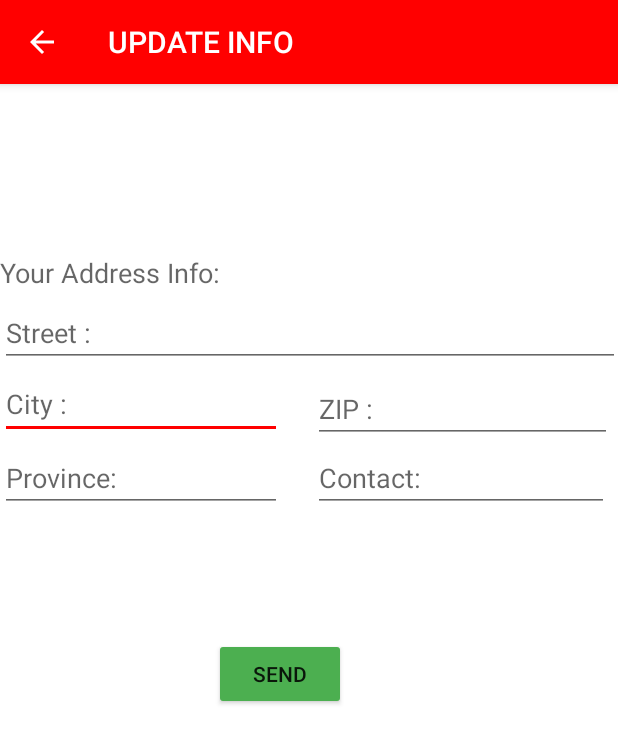
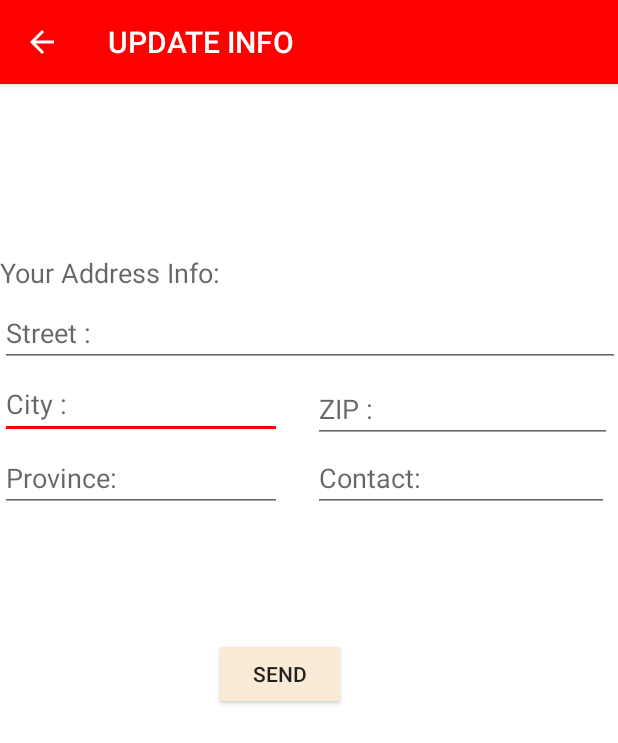
Before and after one commit to N01263842/AACTech, an Android app: the Client_Address_Info screen opened directly, with no data from a screen before it, on a phone screen of 412 x 824 dp. Shown: the top 743 px of the screen. Run offline under Robolectric (Android 15) with nearby library versions, the phone set to English and light mode, and no system bars.

Commit message:
pulling
changs

```diff
--- a/AACTech/aac_tech/src/main/res/layout/activity_client__address__info.xml
+++ b/AACTech/aac_tech/src/main/res/layout/activity_client__address__info.xml
@@ -12,7 +12,7 @@
         android:id="@+id/submit_b"
         android:layout_width="wrap_content"
         android:layout_height="wrap_content"
-        android:backgroundTint="#4CAF50"
+        android:backgroundTint="#faebd7"
         android:text="@string/submit"
         app:layout_constraintBottom_toBottomOf="parent"
         app:layout_constraintEnd_toEndOf="parent"
@@ -41,6 +41,7 @@
         android:layout_height="46dp"
         android:ems="10"
         android:hint="@string/City"
+        android:importantForAutofill="no"
         android:inputType="textPostalAddress"
         app:layout_constraintBottom_toBottomOf="parent"
         app:layout_constraintEnd_toEndOf="parent"
```
